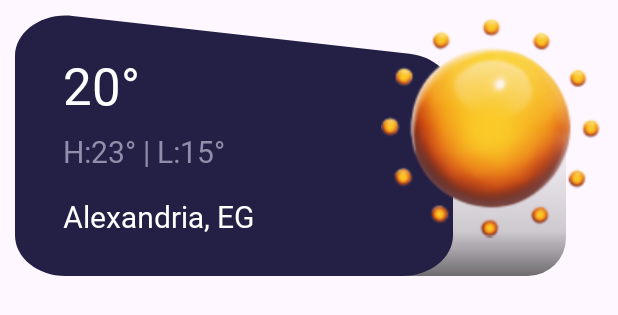
After one commit to Filo-patir/WeatherForecastApp, an Android app: the layout saved_location_item.xml on its own in the app's theme, with its tools: preview values and no code run, on a phone screen of 412 x 824 dp. The commit adds this screen. Shown: the top 315 px of the screen. Run offline under Robolectric (Android 15) with nearby library versions, the phone set to English and light mode, and no system bars; network calls fail.

Commit message:
saved location ui design

```diff
--- a/app/src/main/java/filo/mamdouh/weatherforecast/features/home/rvadapters/DetailsAdapter.kt
+++ b/app/src/main/java/filo/mamdouh/weatherforecast/features/home/rvadapters/DetailsAdapter.kt
@@ -48,7 +48,7 @@ class DetailsAdapter(val data: Main, val visibilty : Int) : RecyclerView.Adapter
             //Visibilty
             2 -> {
                 holder.binding.apply {
-                    title.text = context.getString(R.string.visibilty)
+                    title.text = context.getString(R.string.visibility)
                     measure.text = buildString {
                         append(visibilty.toString())
                         append(context.getString(R.string.meter))
--- /dev/null
+++ b/app/src/main/res/drawable/saved_location_background.xml
@@ -0,0 +1,32 @@
+<layer-list xmlns:android="http://schemas.android.com/apk/res/android">
+    <item
+        android:width="150dp" android:height="100dp"
+        android:right="25dp"
+        android:gravity="right|bottom">
+        <shape>
+            <gradient android:startColor="#00000000" android:centerColor="@color/shadow" android:endColor="@color/shadow_background" android:angle="270" android:centerY="0.7" />
+            <corners android:bottomRightRadius="25dp" android:bottomLeftRadius="25dp"/>/
+        </shape>
+    </item>
+<!--    <item-->
+<!--        android:width="100dp" android:height="20dp"-->
+<!--        android:right="25dp"-->
+<!--        android:gravity="right|bottom">-->
+<!--        <shape android:shape="oval">-->
+<!--            <solid android:color="@color/shadow" />-->
+<!--        </shape>-->
+<!--    </item>-->
+    <item
+        android:right="100dp">
+        <vector
+            android:width="260dp"
+            android:height="200dp"
+            android:viewportWidth="260"
+            android:viewportHeight="192">
+            <path
+                android:pathData="M0,30.44C0,12.24 16.08,-1.77 34.11,0.72L234.12,28.42C248.95,30.47 260,43.15 260,58.13V162C260,178.57 246.57,192 230,192H30C13.43,192 0,178.57 0,162V98.36V30.44Z"
+                android:fillColor="@color/saved_location_color"/>
+        </vector>
+    </item>
+
+</layer-list>
--- a/app/src/main/res/layout/fragment_search.xml
+++ b/app/src/main/res/layout/fragment_search.xml
@@ -3,11 +3,25 @@
     xmlns:tools="http://schemas.android.com/tools"
     android:layout_width="match_parent"
     android:layout_height="match_parent"
+    xmlns:app="http://schemas.android.com/apk/res-auto"
     tools:context=".features.search.SearchFragment">
 
-    <TextView
+    <androidx.recyclerview.widget.RecyclerView
         android:layout_width="match_parent"
         android:layout_height="match_parent"
-        android:text="Hello" />
+        android:orientation="vertical"
+        app:layoutManager="androidx.recyclerview.widget.LinearLayoutManager"
+        tools:listitem="@layout/saved_location_item" />
 
+    <com.google.android.material.floatingactionbutton.FloatingActionButton
+        android:id="@+id/floatingActionButton"
+        style="@style/MainFloatingActionButton"
+        android:layout_width="wrap_content"
+        android:layout_height="wrap_content"
+        android:layout_gravity="bottom|end"
+        android:layout_margin="20dp"
+        android:clickable="true"
+        android:importantForAccessibility="no"
+        android:src="@android:drawable/ic_input_add"
+        app:fabSize="normal" />
 </FrameLayout>
--- /dev/null
+++ b/app/src/main/res/layout/saved_location_item.xml
@@ -0,0 +1,49 @@
+<?xml version="1.0" encoding="utf-8"?>
+<androidx.constraintlayout.widget.ConstraintLayout xmlns:android="http://schemas.android.com/apk/res/android"
+    xmlns:app="http://schemas.android.com/apk/res-auto"
+    xmlns:tools="http://schemas.android.com/tools"
+    android:layout_width="match_parent"
+    android:layout_height="wrap_content"
+    android:layout_margin="10dp"
+    android:background="@drawable/saved_location_background"
+    android:paddingBottom="24dp">
+
+    <TextView
+        android:id="@+id/textView6"
+        android:layout_width="wrap_content"
+        android:layout_height="wrap_content"
+        android:layout_marginTop="8dp"
+        android:text="H:23° | L:15°"
+        android:textColor="@color/secondary"
+        app:layout_constraintStart_toStartOf="@+id/textView5"
+        app:layout_constraintTop_toBottomOf="@+id/textView5" />
+
+    <TextView
+        android:id="@+id/textView5"
+        android:layout_width="wrap_content"
+        android:layout_height="wrap_content"
+        android:layout_marginStart="32dp"
+        android:layout_marginTop="24dp"
+        android:text="20°"
+        android:textSize="34sp"
+        app:layout_constraintStart_toStartOf="parent"
+        app:layout_constraintTop_toTopOf="parent" />
+
+    <ImageView
+        android:id="@+id/imageView8"
+        android:layout_width="150dp"
+        android:layout_height="150dp"
+        app:layout_constraintEnd_toEndOf="parent"
+        app:layout_constraintTop_toTopOf="parent"
+        tools:srcCompat="@drawable/sun" />
+
+    <TextView
+        android:id="@+id/textView10"
+        android:layout_width="wrap_content"
+        android:layout_height="wrap_content"
+        android:layout_marginTop="16dp"
+        android:text="Alexandria, EG"
+        app:layout_constraintStart_toStartOf="@+id/textView6"
+        app:layout_constraintTop_toBottomOf="@+id/textView6" />
+
+</androidx.constraintlayout.widget.ConstraintLayout>
--- a/app/src/main/res/values/colors.xml
+++ b/app/src/main/res/values/colors.xml
@@ -10,4 +10,7 @@
     <color name="details_card_background">#463D86</color>
     <color name="secondary">#918EAB</color>
     <color name="shadow_white">#30ffffff</color>
+    <color name="saved_location_color">#241F45</color>
+    <color name="shadow">#30000000</color>
+    <color name="shadow_background">#90000000</color>
 </resources>
--- a/app/src/main/res/values/strings.xml
+++ b/app/src/main/res/values/strings.xml
@@ -21,7 +21,7 @@
     <string name="clouds">Clouds</string>
     <string name="feels_like">Feels Like</string>
     <string name="percentage">%</string>
-    <string name="visibilty">Visibility</string>
+    <string name="visibility">Visibility</string>
     <string name="meter">meter</string>
     <string name="pressure_unit">hPa</string>
 </resources>
--- a/app/src/main/res/values/styles.xml
+++ b/app/src/main/res/values/styles.xml
@@ -11,4 +11,8 @@
         <item name="android:textColor">@color/secondary</item>
         <item name="android:textStyle">bold</item>
     </style>
+    <style name="MainFloatingActionButton" parent="Widget.Material3.FloatingActionButton.Primary">
+        <item name="tint">@color/white</item>
+        <item name="backgroundTint">@color/secondary</item>
+    </style>
 </resources>
```
